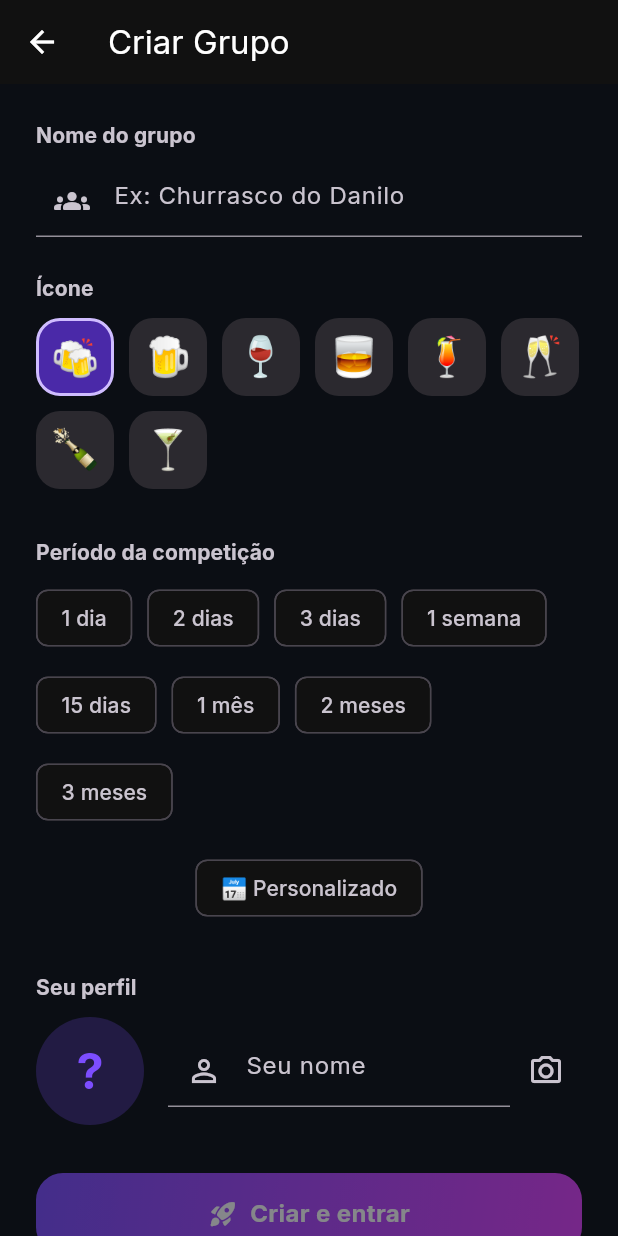
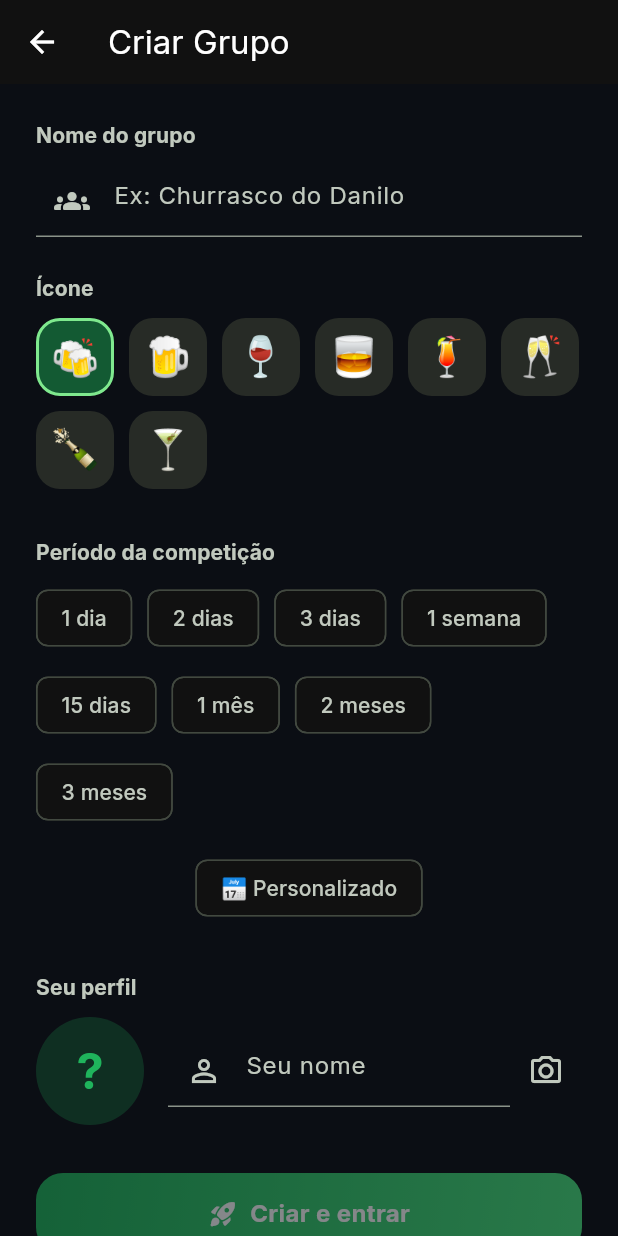
Before and after one commit to Danilo-Pasin/contagemcopos, a Flutter app: the screen it shows after launch, after a tap on the "dark mode" icon, after a tap on "Criar Grupo", on a phone screen of 412 x 824 dp. Run offline on Flutter 3.47's test engine with Material 3 defaults, Android fonts, the phone set to English and light mode, and no system bars; drawn by our look-alikes of flutter_animate; our stand-ins replace cached_network_image, confetti, fl_chart, flex_color_scheme, flutter_riverpod, go_router and 5 more; accounts and stored records are empty; network calls fail.

Commit message:
theme: paleta verde em toda a aplicação (tema, gradientes, splash e web)

```diff
--- a/lib/core/theme/app_theme.dart
+++ b/lib/core/theme/app_theme.dart
@@ -10,34 +10,34 @@ class AppTheme {
   const AppTheme._();
 
   // Marcas de cor
-  static const Color primary = Color(0xFF7C4DFF);
-  static const Color secondary = Color(0xFFE040FB);
+  static const Color primary = Color(0xFF1FB45C);
+  static const Color secondary = Color(0xFF48E37F);
   static const Color accent = Color(0xFFFFB300);
 
   static const FlexSchemeColor _light = FlexSchemeColor(
-    primary: Color(0xFF6C3CE0),
-    primaryContainer: Color(0xFFE9DEFF),
-    secondary: Color(0xFFC218C0),
-    secondaryContainer: Color(0xFFFFD6F4),
+    primary: Color(0xFF1E8E4B),
+    primaryContainer: Color(0xFFBFF5D3),
+    secondary: Color(0xFF37A16E),
+    secondaryContainer: Color(0xFFC9EFDB),
     tertiary: Color(0xFFE08A00),
     tertiaryContainer: Color(0xFFFFE0A8),
-    appBarColor: Color(0xFFE9DEFF),
+    appBarColor: Color(0xFFDCF3E6),
     error: Color(0xFFBA1A1A),
   );
 
   static const FlexSchemeColor _dark = FlexSchemeColor(
-    primary: Color(0xFFCFBCFF),
-    primaryContainer: Color(0xFF4A29A8),
-    secondary: Color(0xFFFFABEE),
-    secondaryContainer: Color(0xFF821980),
+    primary: Color(0xFF7FE98E),
+    primaryContainer: Color(0xFF135A33),
+    secondary: Color(0xFF9CE6B6),
+    secondaryContainer: Color(0xFF226A41),
     tertiary: Color(0xFFFFB873),
     tertiaryContainer: Color(0xFF795600),
-    appBarColor: Color(0xFF161322),
+    appBarColor: Color(0xFF0F1E15),
     error: Color(0xFFFFB4AB),
   );
 
   static ThemeData light() => FlexThemeData.light(
-        scheme: FlexScheme.deepPurple,
+        scheme: FlexScheme.green,
         colors: _light,
         surfaceMode: FlexSurfaceMode.highBackgroundLowScaffold,
         blendLevel: 18,
@@ -71,7 +71,7 @@ class AppTheme {
       );
 
   static ThemeData dark() => FlexThemeData.dark(
-        scheme: FlexScheme.deepPurple,
+        scheme: FlexScheme.green,
         colors: _dark,
         surfaceMode: FlexSurfaceMode.highScaffoldLowSurface,
         blendLevel: 26,
--- a/lib/core/theme/app_tokens.dart
+++ b/lib/core/theme/app_tokens.dart
@@ -53,7 +53,7 @@ class AppGradients {
   static const LinearGradient primary = LinearGradient(
     begin: Alignment.topLeft,
     end: Alignment.bottomRight,
-    colors: [Color(0xFF7C4DFF), Color(0xFFE040FB)],
+    colors: [Color(0xFF1FB45C), Color(0xFF48E37F)],
   );
 
   static const LinearGradient gold = LinearGradient(
@@ -84,6 +84,6 @@ class AppGradients {
   static const LinearGradient heroLight = LinearGradient(
     begin: Alignment.topLeft,
     end: Alignment.bottomRight,
-    colors: [Color(0xFFF3EDFF), Color(0xFFE4F0FF)],
+    colors: [Color(0xFFE6FBF0), Color(0xFFDFF1E6)],
   );
 }
--- a/lib/presentation/pages/group/group_home_page.dart
+++ b/lib/presentation/pages/group/group_home_page.dart
@@ -107,8 +107,8 @@ class _GroupHomePageState extends ConsumerState<GroupHomePage> {
           gravity: 0.2,
           shouldLoop: false,
           colors: const [
-            Color(0xFF7C4DFF),
-            Color(0xFFE040FB),
+            Color(0xFF1FB45C),
+            Color(0xFF48E37F),
             Color(0xFFFFB300),
             Color(0xFF4CAF50),
           ],
@@ -209,7 +209,7 @@ class _GroupHomePageState extends ConsumerState<GroupHomePage> {
                             style: FilledButton.styleFrom(
                               padding: const EdgeInsets.symmetric(
                                   vertical: AppSpacing.md + 2),
-                              backgroundColor: const Color(0xFF7C4DFF),
+                              backgroundColor: const Color(0xFF1FB45C),
                               shape: RoundedRectangleBorder(
                                 borderRadius:
                                     BorderRadius.circular(AppRadius.md),
--- a/lib/presentation/pages/home/home_page.dart
+++ b/lib/presentation/pages/home/home_page.dart
@@ -18,7 +18,7 @@ class HomePage extends ConsumerWidget {
   Widget build(BuildContext context, WidgetRef ref) {
     final identity = ref.watch(identityProvider);
     final isDark = Theme.of(context).brightness == Brightness.dark;
-    final fg = isDark ? Colors.white : const Color(0xFF1B1030);
+    final fg = isDark ? Colors.white : const Color(0xFF0E2A1A);
 
     return Scaffold(
       body: Container(
@@ -173,7 +173,7 @@ class _FeaturePill extends StatelessWidget {
   @override
   Widget build(BuildContext context) {
     final isDark = Theme.of(context).brightness == Brightness.dark;
-    final fg = isDark ? Colors.white : const Color(0xFF1B1030);
+    final fg = isDark ? Colors.white : const Color(0xFF0E2A1A);
     return Container(
       padding: const EdgeInsets.symmetric(horizontal: 12, vertical: 8),
       decoration: BoxDecoration(
@@ -225,7 +225,7 @@ class _CodeEntryCardState extends State<_CodeEntryCard> {
   @override
   Widget build(BuildContext context) {
     final isDark = Theme.of(context).brightness == Brightness.dark;
-    final fg = isDark ? Colors.white : const Color(0xFF1B1030);
+    final fg = isDark ? Colors.white : const Color(0xFF0E2A1A);
     return GlassCard(
       padding: const EdgeInsets.symmetric(horizontal: AppSpacing.md, vertical: 4),
       child: TextField(
--- a/lib/presentation/pages/stats/stats_page.dart
+++ b/lib/presentation/pages/stats/stats_page.dart
@@ -124,8 +124,8 @@ class _StatsPageState extends ConsumerState<StatsPage> {
               mainAxisExtent: 108,
             ),
             delegate: SliverChildListDelegate([
-              _MetricCard('🍺', 'Total', '$total', const Color(0xFF7C4DFF)),
-              _MetricCard('📊', 'Média/pessoa', media.toStringAsFixed(1), const Color(0xFFE040FB)),
+              _MetricCard('🍺', 'Total', '$total', const Color(0xFF1FB45C)),
+              _MetricCard('📊', 'Média/pessoa', media.toStringAsFixed(1), const Color(0xFF48E37F)),
               _MetricCard('👑', 'Mais ativo', mostActive.name.split(' ').first, const Color(0xFFFFB300)),
               _MetricCard('📸', 'Fotos', '$photoCount', const Color(0xFF4CAF50)),
             ]),
--- a/lib/presentation/widgets/app_avatar.dart
+++ b/lib/presentation/widgets/app_avatar.dart
@@ -84,14 +84,14 @@ class AppAvatar extends StatelessWidget {
 
   Widget _placeholder(String initial) {
     return Container(
-      color: const Color(0xFF7C4DFF).withValues(alpha: 0.2),
+      color: const Color(0xFF1FB45C).withValues(alpha: 0.2),
       alignment: Alignment.center,
       child: Text(
         initial,
         style: TextStyle(
           fontSize: radius * 0.9,
           fontWeight: FontWeight.w700,
-          color: const Color(0xFF7C4DFF),
+          color: const Color(0xFF1FB45C),
         ),
       ),
     );
--- a/lib/presentation/widgets/app_buttons.dart
+++ b/lib/presentation/widgets/app_buttons.dart
@@ -44,7 +44,7 @@ class PrimaryButton extends StatelessWidget {
               ? null
               : [
                   BoxShadow(
-                    color: const Color(0xFF7C4DFF).withValues(alpha: 0.35),
+                    color: const Color(0xFF1FB45C).withValues(alpha: 0.35),
                     blurRadius: 18,
                     offset: const Offset(0, 6),
                   ),
--- a/lib/presentation/widgets/app_logo.dart
+++ b/lib/presentation/widgets/app_logo.dart
@@ -23,14 +23,14 @@ class AppLogo extends StatelessWidget {
           begin: Alignment.topLeft,
           end: Alignment.bottomRight,
           colors: [
-            const Color(0xFF7C4DFF),
-            const Color(0xFFE040FB),
+            const Color(0xFF1FB45C),
+            const Color(0xFF48E37F),
           ],
         ),
         borderRadius: BorderRadius.circular(size * 0.26),
         boxShadow: [
           BoxShadow(
-            color: const Color(0xFF7C4DFF).withValues(alpha: 0.5),
+            color: const Color(0xFF1FB45C).withValues(alpha: 0.5),
             blurRadius: 40,
             offset: const Offset(0, 16),
           ),
--- a/lib/presentation/widgets/medal_badge.dart
+++ b/lib/presentation/widgets/medal_badge.dart
@@ -84,10 +84,10 @@ class TitleBadge extends StatelessWidget {
         vertical: compact ? 4 : 6,
       ),
       decoration: BoxDecoration(
-        color: const Color(0xFF7C4DFF).withValues(alpha: 0.12),
+        color: const Color(0xFF1FB45C).withValues(alpha: 0.12),
         borderRadius: BorderRadius.circular(AppRadius.pill),
         border: Border.all(
-          color: const Color(0xFF7C4DFF).withValues(alpha: 0.3),
+          color: const Color(0xFF1FB45C).withValues(alpha: 0.3),
         ),
       ),
       child: Row(
@@ -100,7 +100,7 @@ class TitleBadge extends StatelessWidget {
             style: TextStyle(
               fontSize: compact ? 11 : 12,
               fontWeight: FontWeight.w600,
-              color: const Color(0xFF7C4DFF),
+              color: const Color(0xFF1FB45C),
             ),
           ),
         ],
```
Also changed, not shown: 2 other files.
